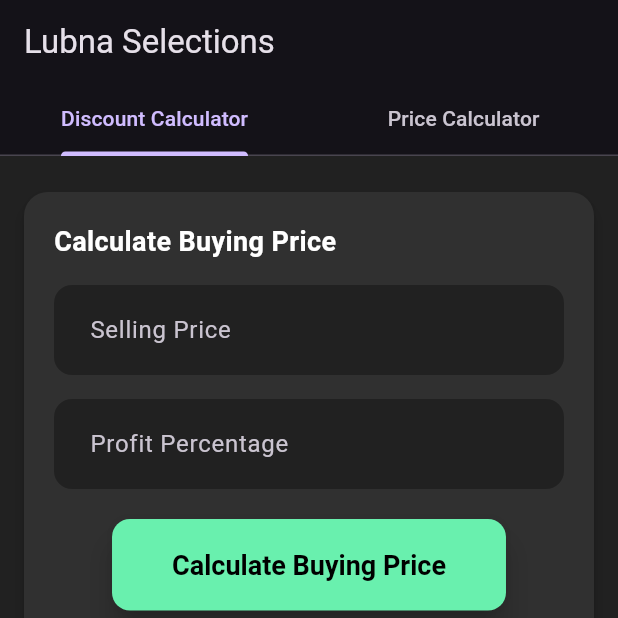
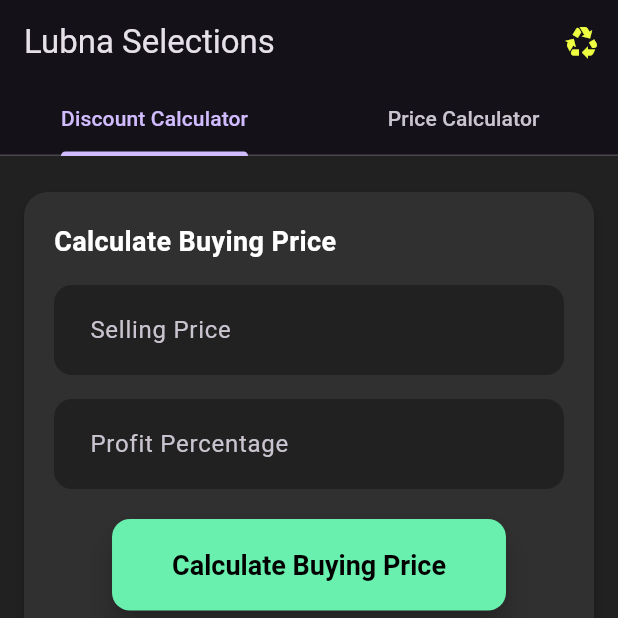
Before and after one commit to shaikyasirahmed07/Discount-Calculator, a Flutter app: the screen it shows after launch, after a tap on "Calculate Buying Price", on a phone screen of 412 x 824 dp, the top half of it. Run offline on Flutter 3.47's test engine with Material 3 defaults, Android fonts, the light colour scheme and no system bars.

Commit message:
Update main.dart

```diff
--- a/lib/main.dart
+++ b/lib/main.dart
@@ -8,15 +8,15 @@ class MyApp extends StatelessWidget {
   @override
   Widget build(BuildContext context) {
     return MaterialApp(
-      title: 'Lubna Selections ',
+      title: 'Lubna Selections',
       theme: ThemeData(
-        brightness: Brightness.dark, // Dark theme for the whole app
+        brightness: Brightness.dark,
         primaryColor: Colors.green,
         fontFamily: 'Roboto',
         elevatedButtonTheme: ElevatedButtonThemeData(
           style: ElevatedButton.styleFrom(
-            backgroundColor: Colors.greenAccent, // Bright neon color for buttons
-            foregroundColor: Colors.black, // Button text color to black
+            backgroundColor: Colors.greenAccent,
+            foregroundColor: Colors.black,
             padding: EdgeInsets.symmetric(vertical: 20, horizontal: 40),
             textStyle: TextStyle(
               fontSize: 18,
@@ -30,13 +30,13 @@ class MyApp extends StatelessWidget {
         ),
         inputDecorationTheme: InputDecorationTheme(
           filled: true,
-          fillColor: Colors.grey[900], // Dark fill for text fields
+          fillColor: Colors.grey[900],
           border: OutlineInputBorder(
             borderRadius: BorderRadius.circular(12),
             borderSide: BorderSide.none,
           ),
           contentPadding: EdgeInsets.symmetric(horizontal: 20, vertical: 18),
-          hintStyle: TextStyle(color: Colors.white70), // Lighter text for hints
+          hintStyle: TextStyle(color: Colors.white70),
         ),
       ),
       home: CalculatorPage(),
@@ -50,7 +50,8 @@ class CalculatorPage extends StatefulWidget {
   _CalculatorPageState createState() => _CalculatorPageState();
 }
 
-class _CalculatorPageState extends State<CalculatorPage> with SingleTickerProviderStateMixin {
+class _CalculatorPageState extends State<CalculatorPage>
+    with SingleTickerProviderStateMixin {
   late TabController _tabController;
   final TextEditingController yController = TextEditingController();
   final TextEditingController aController = TextEditingController();
@@ -76,6 +77,7 @@ class _CalculatorPageState extends State<CalculatorPage> with SingleTickerProvid
     super.dispose();
   }
 
+  // Calculate Buying Price using Selling Price (y) and Profit Percentage (a)
   void calculateX() {
     setState(() {
       errorMessageX = '';
@@ -99,6 +101,7 @@ class _CalculatorPageState extends State<CalculatorPage> with SingleTickerProvid
     });
   }
 
+  // Calculate Discount Percentage using Selling Price (y) and Buying Price (x)
   void calculateZ() {
     setState(() {
       errorMessageZ = '';
@@ -122,6 +125,7 @@ class _CalculatorPageState extends State<CalculatorPage> with SingleTickerProvid
     });
   }
 
+  // Calculate Selling Price using Buying Price (basePrice) and Profit Percentage (markupPercentage)
   void calculatePrice() {
     setState(() {
       double? basePrice = double.tryParse(basePriceController.text);
@@ -137,12 +141,28 @@ class _CalculatorPageState extends State<CalculatorPage> with SingleTickerProvid
     });
   }
 
+  // Clear all fields and results for both tabs
+  void clearAllFields() {
+    yController.clear();
+    aController.clear();
+    xController.clear();
+    basePriceController.clear();
+    markupPercentageController.clear();
+    setState(() {
+      resultX = '';
+      resultZ = '';
+      resultPrice = '';
+      errorMessageX = '';
+      errorMessageZ = '';
+    });
+  }
+
   Widget _buildInputCard(String title, List<Widget> children) {
     return Card(
       elevation: 4,
       margin: EdgeInsets.symmetric(vertical: 8),
       shape: RoundedRectangleBorder(borderRadius: BorderRadius.circular(16)),
-      color: Colors.grey[850], // Dark card background
+      color: Colors.grey[850],
       child: Padding(
         padding: EdgeInsets.all(20),
         child: Column(
@@ -150,7 +170,10 @@ class _CalculatorPageState extends State<CalculatorPage> with SingleTickerProvid
           children: [
             Text(
               title,
-              style: TextStyle(fontSize: 18, fontWeight: FontWeight.bold, color: Colors.white),
+              style: TextStyle(
+                  fontSize: 18,
+                  fontWeight: FontWeight.bold,
+                  color: Colors.white),
             ),
             SizedBox(height: 16),
             ...children,
@@ -167,7 +190,7 @@ class _CalculatorPageState extends State<CalculatorPage> with SingleTickerProvid
         text,
         style: TextStyle(
           fontSize: 16,
-          color: isError ? Colors.red[400] : Colors.green[300], // Error text is red, success is green
+          color: isError ? Colors.red[400] : Colors.green[300],
           fontWeight: FontWeight.bold,
         ),
       ),
@@ -179,6 +202,13 @@ class _CalculatorPageState extends State<CalculatorPage> with SingleTickerProvid
     return Scaffold(
       appBar: AppBar(
         title: Text('Lubna Selections'),
+        actions: [
+          IconButton(
+            icon: Icon(Icons.recycling, color: Colors.limeAccent),
+            tooltip: 'Clear All Fields',
+            onPressed: clearAllFields,
+          ),
+        ],
         bottom: TabBar(
           controller: _tabController,
           tabs: [
@@ -187,7 +217,7 @@ class _CalculatorPageState extends State<CalculatorPage> with SingleTickerProvid
           ],
         ),
       ),
-      backgroundColor: Colors.grey[900], // Dark background for entire page
+      backgroundColor: Colors.grey[900],
       body: TabBarView(
         controller: _tabController,
         children: [
@@ -202,7 +232,7 @@ class _CalculatorPageState extends State<CalculatorPage> with SingleTickerProvid
                       controller: yController,
                       decoration: InputDecoration(
                         labelText: 'Selling Price',
-                        prefixText: '₹ ', // Add ₹ symbol on the left side
+                        prefixText: '₹ ',
                       ),
                       keyboardType: TextInputType.numberWithOptions(decimal: true),
                     ),
@@ -234,7 +264,7 @@ class _CalculatorPageState extends State<CalculatorPage> with SingleTickerProvid
                       controller: xController,
                       decoration: InputDecoration(
                         labelText: 'Buying Price',
-                        prefixText: '₹ ', // Add ₹ symbol on the left side
+                        prefixText: '₹ ',
                       ),
                       keyboardType: TextInputType.numberWithOptions(decimal: true),
                     ),
@@ -262,7 +292,7 @@ class _CalculatorPageState extends State<CalculatorPage> with SingleTickerProvid
                   controller: basePriceController,
                   decoration: InputDecoration(
                     labelText: 'Buying Price',
-                    prefixText: '₹ ', // Add ₹ symbol on the left side
+                    prefixText: '₹ ',
                   ),
                   keyboardType: TextInputType.numberWithOptions(decimal: true),
                 ),
```
